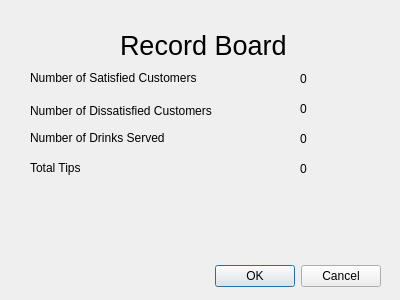
Qt form recordboard.ui (wintersca/bartender) before a commit.
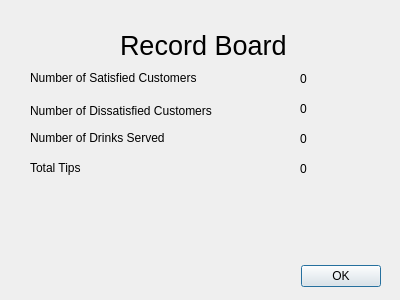
The same form after that commit.

Commit message: Can view Record Board Window. Need to figure out what the keys are in the QMap

What changed in the file:
```diff
--- a/recordboard.ui
+++ b/recordboard.ui
@@ -16,9 +16,9 @@
   <widget class="QDialogButtonBox" name="buttonBox">
    <property name="geometry">
     <rect>
-     <x>40</x>
+     <x>210</x>
      <y>260</y>
-     <width>341</width>
+     <width>171</width>
      <height>32</height>
     </rect>
    </property>
@@ -26,7 +26,7 @@
     <enum>Qt::Horizontal</enum>
    </property>
    <property name="standardButtons">
-    <set>QDialogButtonBox::Cancel|QDialogButtonBox::Ok</set>
+    <set>QDialogButtonBox::Ok</set>
    </property>
   </widget>
   <widget class="QLabel" name="recordBoardLabel">
```
The commit also changes 4 other files.
